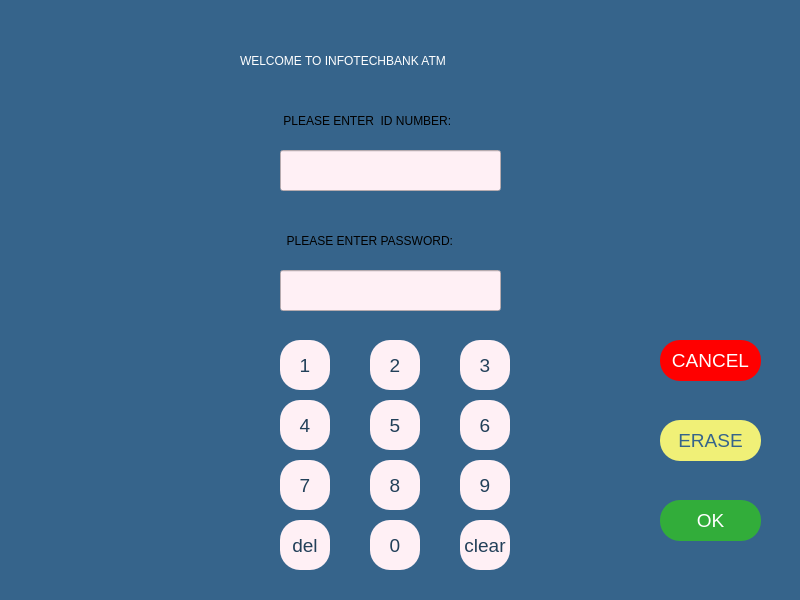
This is atmloginpage.ui in melihorhanyilmaz/Project as Qt 5 draws it before an edit. The edited form follows.
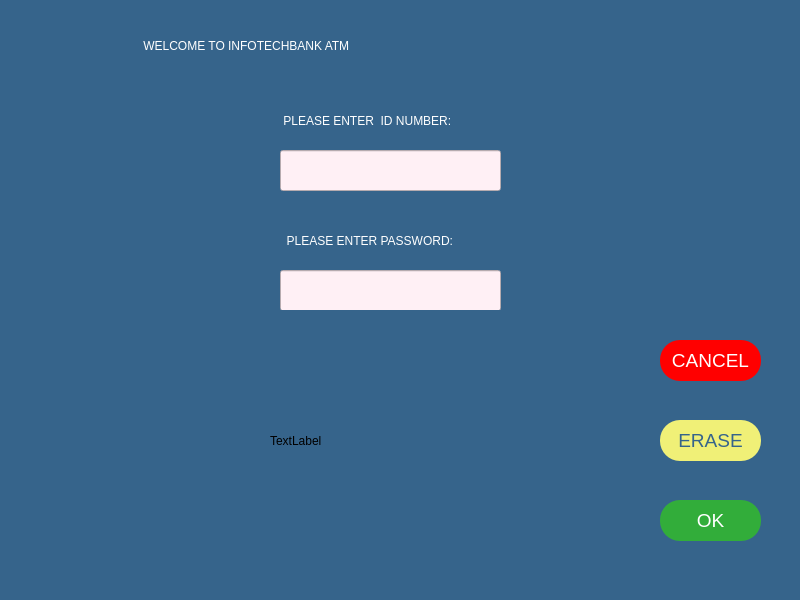
This is the edited form. Icons and pictures are not drawn.

Patch:
```diff
--- a/atmloginpage.ui
+++ b/atmloginpage.ui
@@ -75,7 +75,8 @@
      </rect>
     </property>
     <property name="styleSheet">
-     <string notr="true">font: 63 9pt ;Montserrat SemiBold;</string>
+     <string notr="true">font: 63 9pt ;Montserrat SemiBold;
+color: rgb(255, 255, 255);</string>
     </property>
     <property name="text">
      <string> PLEASE ENTER  ID NUMBER:</string>
@@ -100,31 +101,13 @@
      <enum>Qt::LeftToRight</enum>
     </property>
     <property name="styleSheet">
-     <string notr="true">font: 63 9pt ;Montserrat SemiBold;</string>
+     <string notr="true">font: 63 9pt ;Montserrat SemiBold;
+color: rgb(255, 255, 255);</string>
     </property>
     <property name="text">
      <string>  PLEASE ENTER PASSWORD:</string>
     </property>
    </widget>
-   <widget class="QPushButton" name="oneB">
-    <property name="geometry">
-     <rect>
-      <x>280</x>
-      <y>340</y>
-      <width>50</width>
-      <height>50</height>
-     </rect>
-    </property>
-    <property name="styleSheet">
-     <string notr="true">background-color: rgb(255, 240, 245);
-color: rgb(34, 64, 89);
-font: 63 14pt ;Montserrat SemiBold;
-border-radius: 20 ;</string>
-    </property>
-    <property name="text">
-     <string>1</string>
-    </property>
-   </widget>
    <widget class="QPushButton" name="eraseB">
     <property name="geometry">
      <rect>
@@ -196,184 +179,13 @@
       <normaloff>../../Downloads/x-button.png</normaloff>../../Downloads/x-button.png</iconset>
     </property>
    </widget>
-   <widget class="QPushButton" name="twoB">
-    <property name="geometry">
-     <rect>
-      <x>370</x>
-      <y>340</y>
-      <width>50</width>
-      <height>50</height>
-     </rect>
-    </property>
-    <property name="styleSheet">
-     <string notr="true">background-color: rgb(255, 240, 245);
-color: rgb(34, 64, 89);
-font: 63 14pt ;Montserrat SemiBold;
-border-radius: 20 ;</string>
-    </property>
-    <property name="text">
-     <string>2</string>
-    </property>
-   </widget>
-   <widget class="QPushButton" name="threeB">
-    <property name="geometry">
-     <rect>
-      <x>460</x>
-      <y>340</y>
-      <width>50</width>
-      <height>50</height>
-     </rect>
-    </property>
-    <property name="styleSheet">
-     <string notr="true">background-color: rgb(255, 240, 245);
-color: rgb(34, 64, 89);
-font: 63 14pt ;Montserrat SemiBold;
-border-radius: 20 ;</string>
-    </property>
-    <property name="text">
-     <string>3</string>
-    </property>
-   </widget>
-   <widget class="QPushButton" name="fourB">
-    <property name="geometry">
-     <rect>
-      <x>280</x>
-      <y>400</y>
-      <width>50</width>
-      <height>50</height>
-     </rect>
-    </property>
-    <property name="styleSheet">
-     <string notr="true">background-color: rgb(255, 240, 245);
-color: rgb(34, 64, 89);
-font: 63 14pt ;Montserrat SemiBold;
-border-radius: 20 ;</string>
-    </property>
-    <property name="text">
-     <string>4</string>
-    </property>
-   </widget>
-   <widget class="QPushButton" name="eightB">
-    <property name="geometry">
-     <rect>
-      <x>370</x>
-      <y>460</y>
-      <width>50</width>
-      <height>50</height>
-     </rect>
-    </property>
-    <property name="styleSheet">
-     <string notr="true">background-color: rgb(255, 240, 245);
-color: rgb(34, 64, 89);
-font: 63 14pt ;Montserrat SemiBold;
-border-radius: 20 ;</string>
-    </property>
-    <property name="text">
-     <string>8</string>
-    </property>
-   </widget>
-   <widget class="QPushButton" name="nineB">
-    <property name="geometry">
-     <rect>
-      <x>460</x>
-      <y>460</y>
-      <width>50</width>
-      <height>50</height>
-     </rect>
-    </property>
-    <property name="styleSheet">
-     <string notr="true">background-color: rgb(255, 240, 245);
-color: rgb(34, 64, 89);
-font: 63 14pt ;Montserrat SemiBold;
-border-radius: 20 ;</string>
-    </property>
-    <property name="text">
-     <string>9</string>
-    </property>
-   </widget>
-   <widget class="QPushButton" name="sixB">
-    <property name="geometry">
-     <rect>
-      <x>460</x>
-      <y>400</y>
-      <width>50</width>
-      <height>50</height>
-     </rect>
-    </property>
-    <property name="styleSheet">
-     <string notr="true">background-color: rgb(255, 240, 245);
-color: rgb(34, 64, 89);
-font: 63 14pt ;Montserrat SemiBold;
-border-radius: 20 ;</string>
-    </property>
-    <property name="text">
-     <string>6</string>
-    </property>
-   </widget>
-   <widget class="QPushButton" name="fiveB">
-    <property name="geometry">
-     <rect>
-      <x>370</x>
-      <y>400</y>
-      <width>50</width>
-      <height>50</height>
-     </rect>
-    </property>
-    <property name="styleSheet">
-     <string notr="true">background-color: rgb(255, 240, 245);
-color: rgb(34, 64, 89);
-font: 63 14pt ;Montserrat SemiBold;
-border-radius: 20 ;</string>
-    </property>
-    <property name="text">
-     <string>5</string>
-    </property>
-   </widget>
-   <widget class="QPushButton" name="sevenB">
-    <property name="geometry">
-     <rect>
-      <x>280</x>
-      <y>460</y>
-      <width>50</width>
-      <height>50</height>
-     </rect>
-    </property>
-    <property name="styleSheet">
-     <string notr="true">background-color: rgb(255, 240, 245);
-color: rgb(34, 64, 89);
-font: 63 14pt ;Montserrat SemiBold;
-border-radius: 20 ;</string>
-    </property>
-    <property name="text">
-     <string>7</string>
-    </property>
-   </widget>
-   <widget class="QPushButton" name="zeroB">
-    <property name="geometry">
-     <rect>
-      <x>370</x>
-      <y>520</y>
-      <width>50</width>
-      <height>50</height>
-     </rect>
-    </property>
-    <property name="styleSheet">
-     <string notr="true">background-color: rgb(255, 240, 245);
-color: rgb(34, 64, 89);
-font: 63 14pt ;Montserrat SemiBold;
-border-radius: 20 ;</string>
-    </property>
-    <property name="text">
-     <string>0</string>
-    </property>
-   </widget>
    <widget class="QLabel" name="la_welcome">
     <property name="geometry">
      <rect>
-      <x>240</x>
-      <y>40</y>
-      <width>300</width>
-      <height>41</height>
+      <x>140</x>
+      <y>10</y>
+      <width>511</width>
+      <height>71</height>
      </rect>
     </property>
     <property name="styleSheet">
@@ -382,7 +194,7 @@
 </string>
     </property>
     <property name="text">
-     <string>WELCOME TO INFOTECHBANK ATM</string>
+     <string> WELCOME TO INFOTECHBANK ATM</string>
     </property>
    </widget>
    <widget class="QLabel" name="la_error">
@@ -390,8 +202,8 @@
      <rect>
       <x>280</x>
       <y>320</y>
-      <width>221</width>
-      <height>13</height>
+      <width>341</width>
+      <height>16</height>
      </rect>
     </property>
     <property name="styleSheet">
@@ -402,42 +214,20 @@
      <string/>
     </property>
    </widget>
-   <widget class="QPushButton" name="delB">
+   <widget class="QLabel" name="label">
     <property name="geometry">
      <rect>
-      <x>280</x>
-      <y>520</y>
-      <width>50</width>
-      <height>50</height>
+      <x>270</x>
+      <y>310</y>
+      <width>241</width>
+      <height>261</height>
      </rect>
     </property>
     <property name="styleSheet">
-     <string notr="true">background-color: rgb(255, 240, 245);
-color: rgb(34, 64, 89);
-font: 63 14pt ;Montserrat SemiBold;
-border-radius: 20 ;</string>
+     <string notr="true">image: url(:/newPrefix/Downloads/atm-machine.png);</string>
     </property>
     <property name="text">
-     <string>del</string>
-    </property>
-   </widget>
-   <widget class="QPushButton" name="clearB">
-    <property name="geometry">
-     <rect>
-      <x>460</x>
-      <y>520</y>
-      <width>50</width>
-      <height>50</height>
-     </rect>
-    </property>
-    <property name="styleSheet">
-     <string notr="true">background-color: rgb(255, 240, 245);
-color: rgb(34, 64, 89);
-font: 63 14pt ;Montserrat SemiBold;
-border-radius: 20 ;</string>
-    </property>
-    <property name="text">
-     <string>clear</string>
+     <string>TextLabel</string>
     </property>
    </widget>
   </widget>
```
Left out of the diff: 7 changed lines with no effect on the pictures.
